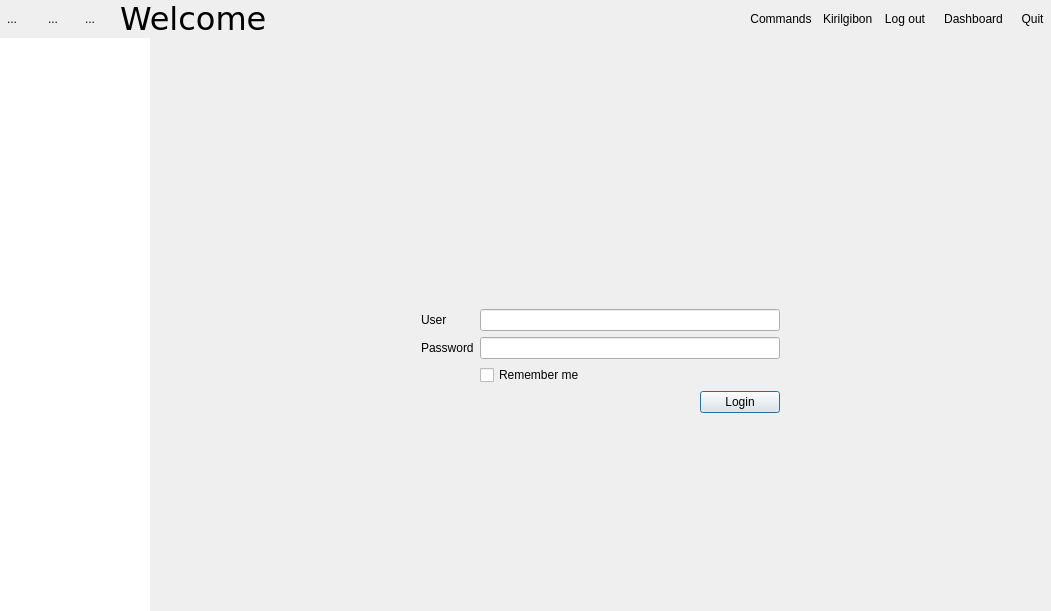
The window that Include/imtgui/CThumbnailDecoratorGuiComp.ui (ImagingTools/ImtCore) describes before a commit, drawn with Qt 5.
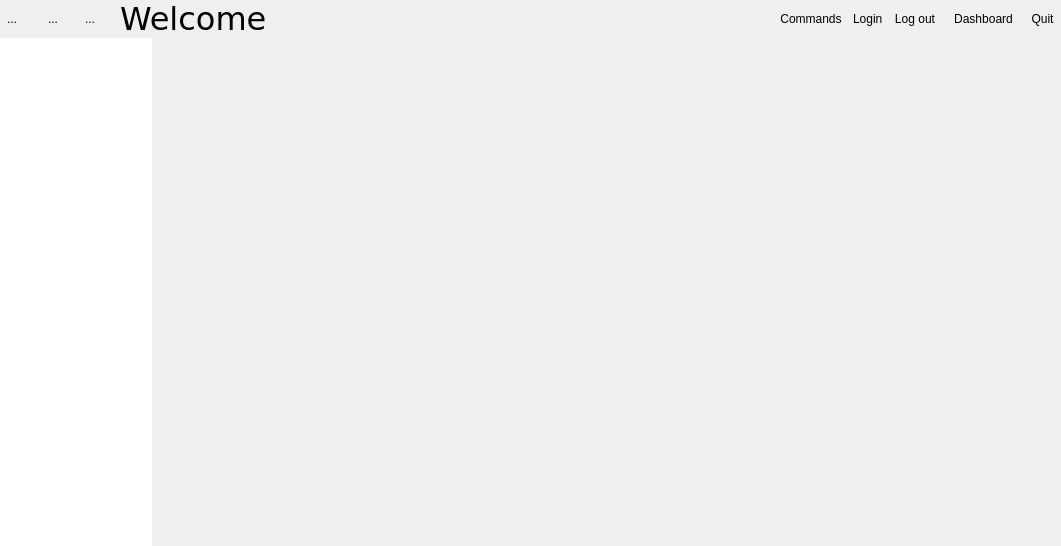
The same window after the commit. Icons and pictures are not drawn.

Commit message: LoginGui introduced

```diff
--- a/Include/imtgui/CThumbnailDecoratorGuiComp.ui
+++ b/Include/imtgui/CThumbnailDecoratorGuiComp.ui
@@ -6,8 +6,8 @@
    <rect>
     <x>0</x>
     <y>0</y>
-    <width>1051</width>
-    <height>611</height>
+    <width>1061</width>
+    <height>546</height>
    </rect>
   </property>
   <property name="windowTitle">
@@ -318,7 +318,7 @@
           <item>
            <widget class="QLabel" name="UserNameLabel">
             <property name="text">
-             <string>Kirilgibon</string>
+             <string>Login</string>
             </property>
            </widget>
           </item>
@@ -532,171 +532,10 @@
                 <number>0</number>
                </property>
                <widget class="QWidget" name="LoginPage">
-                <layout class="QGridLayout" name="gridLayout_2">
-                 <item row="1" column="1">
-                  <spacer name="verticalSpacer">
-                   <property name="orientation">
-                    <enum>Qt::Vertical</enum>
-                   </property>
-                   <property name="sizeHint" stdset="0">
-                    <size>
-                     <width>20</width>
-                     <height>238</height>
-                    </size>
-                   </property>
-                  </spacer>
-                 </item>
-                 <item row="3" column="1">
-                  <spacer name="verticalSpacer_2">
-                   <property name="orientation">
-                    <enum>Qt::Vertical</enum>
-                   </property>
-                   <property name="sizeHint" stdset="0">
-                    <size>
-                     <width>20</width>
-                     <height>238</height>
-                    </size>
-                   </property>
-                  </spacer>
-                 </item>
-                 <item row="2" column="1">
-                  <widget class="QFrame" name="frame">
-                   <property name="frameShape">
-                    <enum>QFrame::NoFrame</enum>
-                   </property>
-                   <property name="frameShadow">
-                    <enum>QFrame::Raised</enum>
-                   </property>
-                   <layout class="QGridLayout" name="formLayout">
-                    <item row="3" column="1">
-                     <layout class="QHBoxLayout" name="horizontalLayout">
-                      <item>
-                       <widget class="QLabel" name="PasswordMessage">
-                        <property name="text">
-                         <string/>
-                        </property>
-                       </widget>
-                      </item>
-                      <item>
-                       <spacer name="horizontalSpacer_4">
-                        <property name="orientation">
-                         <enum>Qt::Horizontal</enum>
-                        </property>
-                        <property name="sizeHint" stdset="0">
-                         <size>
-                          <width>40</width>
-                          <height>20</height>
-                         </size>
-                        </property>
-                       </spacer>
-                      </item>
-                      <item>
-                       <widget class="QPushButton" name="LoginButton">
-                        <property name="text">
-                         <string>Login</string>
-                        </property>
-                        <property name="icon">
-                         <iconset resource="imtguidark.qrc">
-                          <normaloff>:/Icons/Unlock</normaloff>:/Icons/Unlock</iconset>
-                        </property>
-                        <property name="default">
-                         <bool>true</bool>
-                        </property>
-                       </widget>
-                      </item>
-                     </layout>
-                    </item>
-                    <item row="1" column="0">
-                     <widget class="QLabel" name="PasswordLabel">
-                      <property name="text">
-                       <string>Password</string>
-                      </property>
-                     </widget>
-                    </item>
-                    <item row="1" column="1">
-                     <widget class="QLineEdit" name="PasswordEdit">
-                      <property name="echoMode">
-                       <enum>QLineEdit::Password</enum>
-                      </property>
-                     </widget>
-                    </item>
-                    <item row="0" column="0">
-                     <widget class="QLabel" name="label">
-                      <property name="text">
-                       <string>User</string>
-                      </property>
-                     </widget>
-                    </item>
-                    <item row="0" column="1">
-                     <widget class="QLineEdit" name="UserEdit">
-                      <property name="minimumSize">
-                       <size>
-                        <width>300</width>
-                        <height>0</height>
-                       </size>
-                      </property>
-                     </widget>
-                    </item>
-                    <item row="2" column="1">
-                     <widget class="QCheckBox" name="RememberMe">
-                      <property name="text">
-                       <string>Remember me</string>
-                      </property>
-                     </widget>
-                    </item>
-                   </layout>
-                  </widget>
-                 </item>
-                 <item row="2" column="0">
-                  <spacer name="horizontalSpacer_5">
-                   <property name="orientation">
-                    <enum>Qt::Horizontal</enum>
-                   </property>
-                   <property name="sizeHint" stdset="0">
-                    <size>
-                     <width>268</width>
-                     <height>20</height>
-                    </size>
-                   </property>
-                  </spacer>
-                 </item>
-                 <item row="2" column="2">
-                  <spacer name="horizontalSpacer_6">
-                   <property name="orientation">
-                    <enum>Qt::Horizontal</enum>
-                   </property>
-                   <property name="sizeHint" stdset="0">
-                    <size>
-                     <width>268</width>
-                     <height>20</height>
-                    </size>
-                   </property>
-                  </spacer>
-                 </item>
-                 <item row="0" column="0" colspan="3">
-                  <widget class="QTextEdit" name="LoginLogText">
-                   <property name="maximumSize">
-                    <size>
-                     <width>16777215</width>
-                     <height>80</height>
-                    </size>
-                   </property>
-                   <property name="styleSheet">
-                    <string notr="true">background: palette(window);
-color:red;</string>
-                   </property>
-                   <property name="frameShape">
-                    <enum>QFrame::NoFrame</enum>
-                   </property>
-                   <property name="verticalScrollBarPolicy">
-                    <enum>Qt::ScrollBarAlwaysOff</enum>
-                   </property>
-                   <property name="horizontalScrollBarPolicy">
-                    <enum>Qt::ScrollBarAlwaysOff</enum>
-                   </property>
-                   <property name="readOnly">
-                    <bool>true</bool>
-                   </property>
+                <layout class="QHBoxLayout" name="gridLayout_2" stretch="10">
+                 <item>
+                  <widget class="QFrame" name="LoginGuiFrame">
+                   <layout class="QHBoxLayout" name="horizontalLayout"/>
                   </widget>
                  </item>
                 </layout>
```
Left out of the diff: 3 changed lines with no effect on the pictures. The commit also changes 8 other files.
